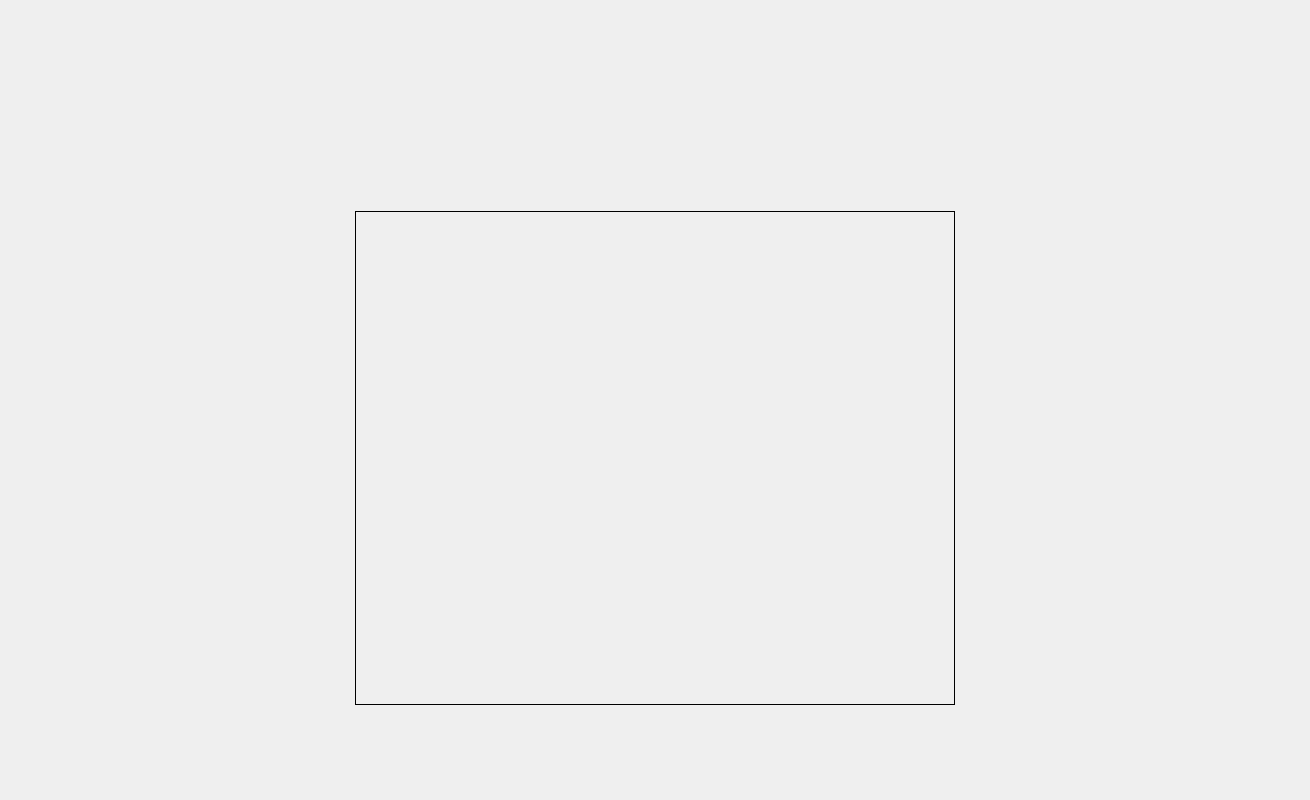
Before: the Qt Designer form forms/Page_1.ui in apollo-k22/FaceAI-Product, drawn with Qt 5.
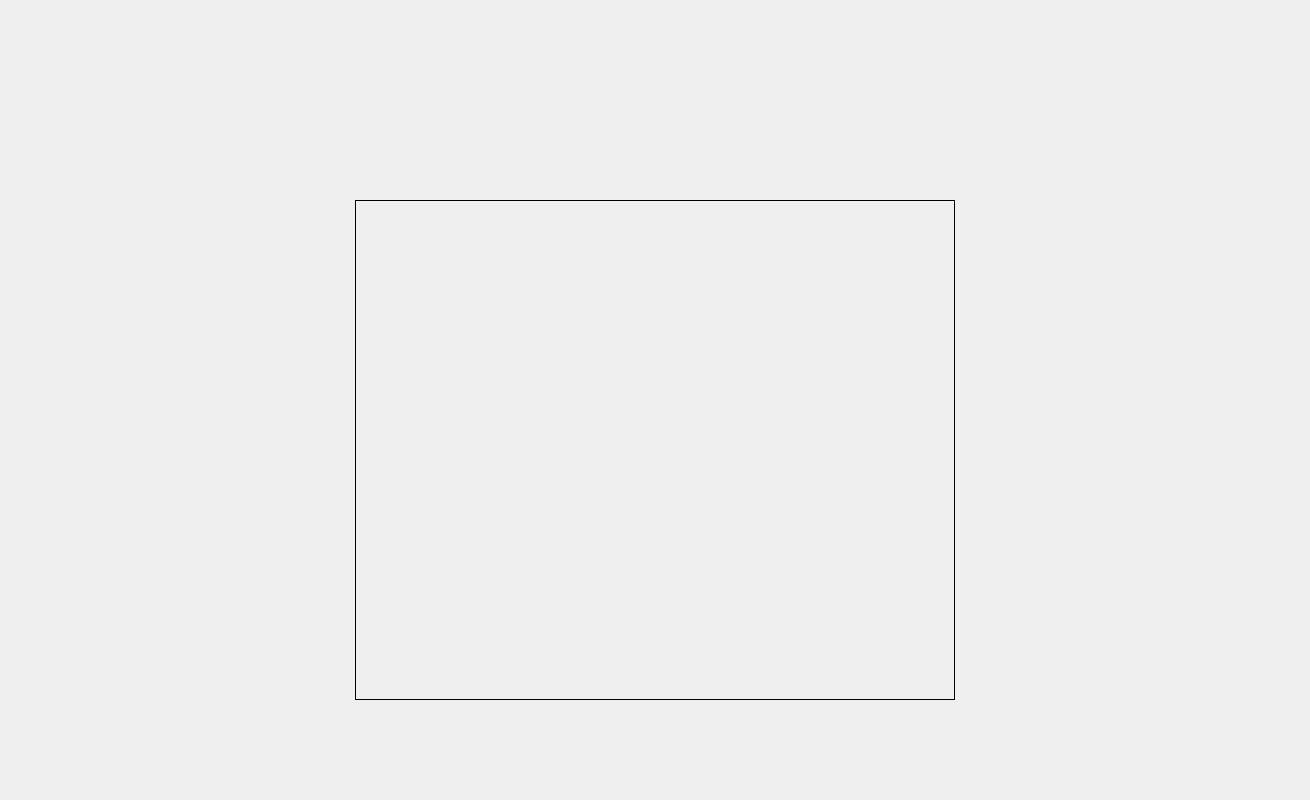
After: the same form once the commit is applied. Icons and pictures are not drawn.

Patch:
```diff
--- a/forms/Page_1.ui
+++ b/forms/Page_1.ui
@@ -50,18 +50,42 @@
     </string>
    </property>
    <layout class="QGridLayout" name="gridLayout">
+    <property name="leftMargin">
+     <number>10</number>
+    </property>
+    <property name="topMargin">
+     <number>10</number>
+    </property>
+    <property name="spacing">
+     <number>0</number>
+    </property>
     <item row="3" column="1">
      <layout class="QVBoxLayout" name="verticalLayout">
+      <property name="spacing">
+       <number>0</number>
+      </property>
       <item>
        <layout class="QHBoxLayout" name="horizontalLayout">
+        <property name="spacing">
+         <number>0</number>
+        </property>
         <property name="leftMargin">
-         <number>10</number>
+         <number>0</number>
         </property>
         <property name="topMargin">
+         <number>0</number>
+        </property>
+        <property name="bottomMargin">
          <number>10</number>
         </property>
         <item>
          <widget class="QLabel" name="lblLogo">
+          <property name="sizePolicy">
+           <sizepolicy hsizetype="Expanding" vsizetype="Expanding">
+            <horstretch>0</horstretch>
+            <verstretch>0</verstretch>
+           </sizepolicy>
+          </property>
           <property name="minimumSize">
            <size>
             <width>200</width>
@@ -86,6 +110,9 @@
           <property name="scaledContents">
            <bool>true</bool>
           </property>
+          <property name="alignment">
+           <set>Qt::AlignLeading|Qt::AlignLeft|Qt::AlignTop</set>
+          </property>
          </widget>
         </item>
         <item>
@@ -203,6 +230,9 @@
       </item>
       <item>
        <layout class="QHBoxLayout" name="horizontalLayout_2">
+        <property name="topMargin">
+         <number>10</number>
+        </property>
         <property name="bottomMargin">
          <number>20</number>
         </property>
@@ -214,6 +244,12 @@
             <verstretch>0</verstretch>
            </sizepolicy>
           </property>
+          <property name="minimumSize">
+           <size>
+            <width>250</width>
+            <height>60</height>
+           </size>
+          </property>
           <property name="maximumSize">
            <size>
             <width>250</width>
@@ -231,16 +267,6 @@
           <property name="text">
            <string/>
           </property>
-          <property name="icon">
-           <iconset>
-            <normaloff>../images/btn1create.png</normaloff>../images/btn1create.png</iconset>
-          </property>
-          <property name="iconSize">
-           <size>
-            <width>275</width>
-            <height>65</height>
-           </size>
-          </property>
          </widget>
         </item>
        </layout>
```
Left out of the diff: 7 changed lines with no effect on the pictures.
